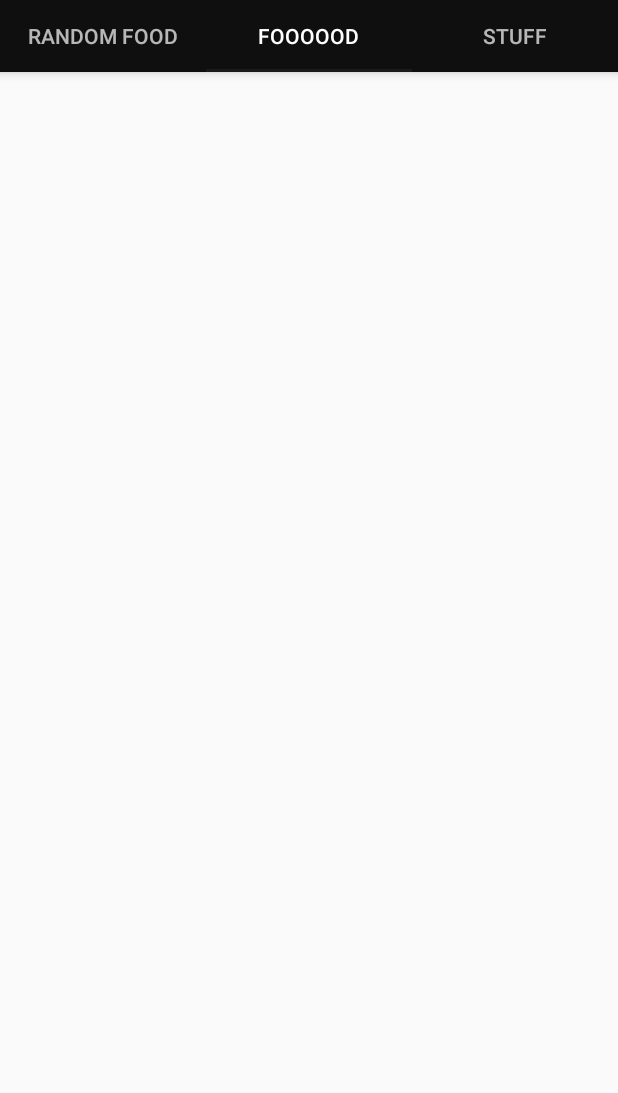
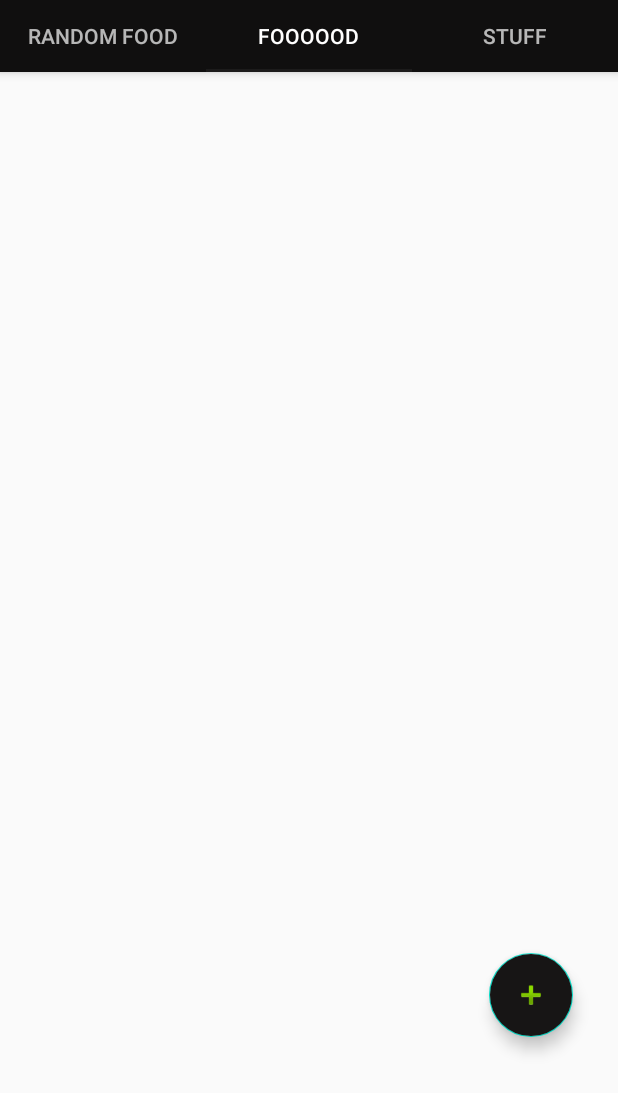
Before and after one commit to Lonewoelf/TNAV, an Android app: the MainActivity screen opened directly, with no data from a screen before it, tab 2 chosen, on a phone screen of 412 x 824 dp, the part 143-1236 px from its top. Run offline under Robolectric (Android 15) with nearby library versions, the phone set to English and light mode, and no system bars.

Commit message:
Added add functionality

```diff
--- a/app/src/main/java/com/example/tnav/DBFood.java
+++ b/app/src/main/java/com/example/tnav/DBFood.java
@@ -31,7 +31,7 @@ public class DBFood {
         return id;
     }
 
-    public String getTitel() {
+    public String getTitle() {
         return Title;
     }
 
@@ -43,11 +43,12 @@ public class DBFood {
         this.id = id;
     }
 
-    public void setTitel(String Title) {
+    public void setTitle(String Title) {
         this.Title = Title;
     }
 
     public void setDesc(String Desc) {
         this.Desc = Desc;
     }
+
 }
--- a/app/src/main/java/com/example/tnav/ListAdapter.java
+++ b/app/src/main/java/com/example/tnav/ListAdapter.java
@@ -45,7 +45,7 @@ public class ListAdapter extends RecyclerView.Adapter<ListAdapter.MyViewHolder>
     public void onBindViewHolder(MyViewHolder holder, int position) {
         DBFood mFood = foodList.get(position);
 
-        holder.Title.setText(mFood.getTitel());
+        holder.Title.setText(mFood.getTitle());
         holder.Desc.setText(mFood.getDesc());
 
     }
--- a/app/src/main/res/layout/foodlistfragment_layout.xml
+++ b/app/src/main/res/layout/foodlistfragment_layout.xml
@@ -2,6 +2,7 @@
 <androidx.constraintlayout.widget.ConstraintLayout
     xmlns:android="http://schemas.android.com/apk/res/android"
     xmlns:app="http://schemas.android.com/apk/res-auto"
+    xmlns:tools="http://schemas.android.com/tools"
     android:layout_width="match_parent"
     android:layout_height="match_parent">
 
@@ -20,4 +21,18 @@
         app:layout_constraintTop_toTopOf="parent"
         app:layout_constraintVertical_bias="0.0" />
 
+    <com.google.android.material.floatingactionbutton.FloatingActionButton
+        android:id="@+id/fab"
+        android:layout_width="wrap_content"
+        android:layout_height="wrap_content"
+        android:backgroundTint="#171515"
+        android:clickable="true"
+        app:layout_constraintBottom_toBottomOf="parent"
+        app:layout_constraintEnd_toEndOf="parent"
+        app:layout_constraintHorizontal_bias="0.915"
+        app:layout_constraintStart_toStartOf="parent"
+        app:layout_constraintTop_toTopOf="parent"
+        app:layout_constraintVertical_bias="0.94"
+        app:srcCompat="@android:drawable/ic_input_add" />
+
 </androidx.constraintlayout.widget.ConstraintLayout>
--- a/app/src/main/res/values/strings.xml
+++ b/app/src/main/res/values/strings.xml
@@ -5,4 +5,10 @@
     <string name="tab_text_3">Stuff</string>
     <string name="appwidget_text">FoodList</string>
     <string name="add_widget">Add widget</string>
+    <string name="textTitle">New Title</string>
+    <string name="editTitle">Please enter a new title </string>
+    <string name="textDesc">New Description</string>
+    <string name="editDesc">Please enter a new description</string>
+
+
 </resources>
```
Also changed, not shown: app/src/main/java/com/example/tnav/DatabaseHelper.java (+38 -2 lines), app/src/main/java/com/example/tnav/FoodListFragment.java (+65 -0 lines), app/src/main/res/layout/edit_dialog_layout.xml (added, +57 -0 lines).
